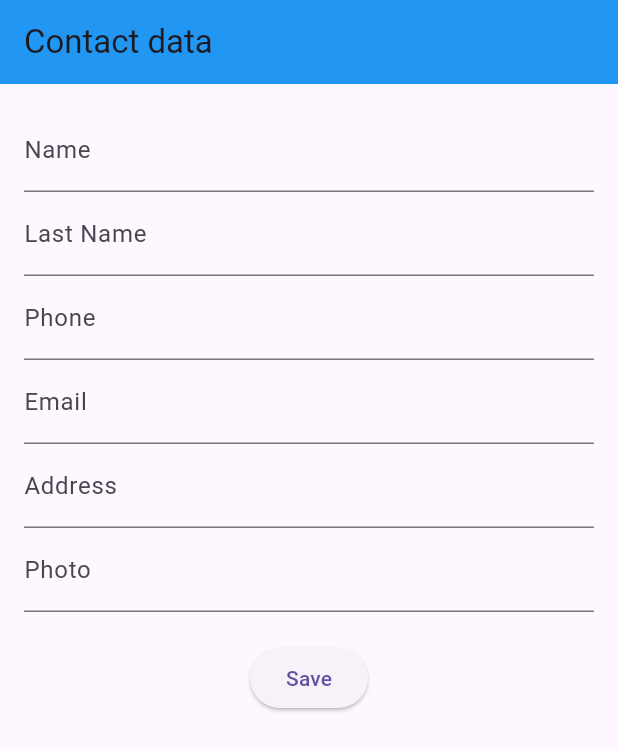
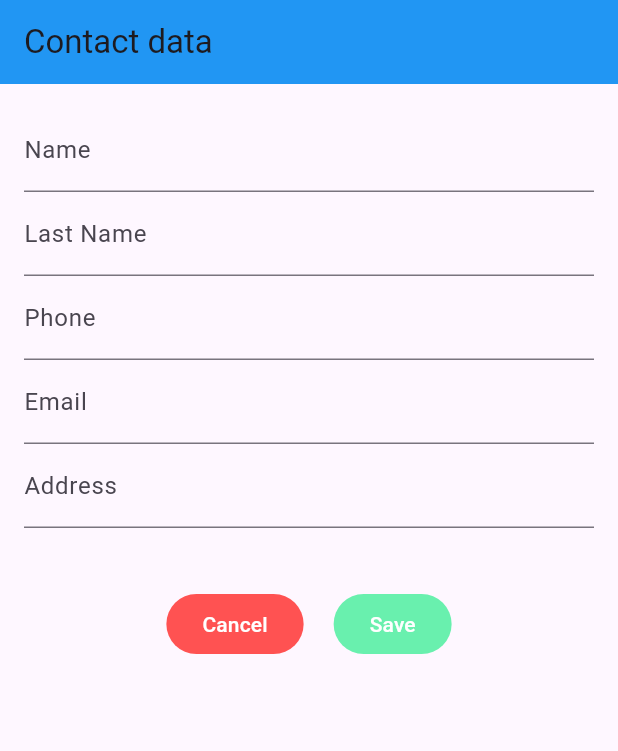
Before and after one commit to pablovilchez/42-ft_hangouts, a Flutter app: the ContactFormPage screen opened by its route, on a phone screen of 412 x 824 dp. Shown: the top 751 px of the screen. Run offline on Flutter 3.47's test engine with Material 3 defaults, Android fonts, the phone set to English and light mode, and no system bars; our stand-ins replace bloc, flutter_bloc, flutter_colorpicker, get_it, go_router, shared_preferences and 1 more; accounts and stored records are empty.

```diff
--- a/assets/localization/en.json
+++ b/assets/localization/en.json
@@ -7,7 +7,6 @@
   "contact_phone": "Phone",
   "contact_email": "Email",
   "contact_address": "Address",
-  "contact_photo": "Photo",
   "settings_page_title": "Settings",
   "settings_dark_mode": "Dark mode",
   "settings_primary_color": "Primary color",
@@ -21,6 +20,7 @@
   "contact_updated": "Contact updated",
   "text_save": "Save",
   "text_cancel": "Cancel",
+  "text_back": "Back",
   "action_view": "View",
   "action_call": "Call",
   "action_send_message": "Send message",
--- a/assets/localization/es.json
+++ b/assets/localization/es.json
@@ -7,7 +7,6 @@
   "contact_phone": "Teléfono",
   "contact_email": "Correo electrónico",
   "contact_address": "Dirección",
-  "contact_photo": "Foto",
   "settings_page_title": "Preferencias",
   "settings_dark_mode": "Modo oscuro",
   "settings_primary_color": "Color primario",
@@ -21,6 +20,7 @@
   "contact_updated": "Contacto actualizado",
   "text_save": "Guardar",
   "text_cancel": "Cancelar",
+  "text_back": "Volver",
   "action_view": "Ver",
   "action_call": "Llamar",
   "action_send_message": "Enviar mensaje",
--- a/lib/features/contacts/data/models/contact_model.dart
+++ b/lib/features/contacts/data/models/contact_model.dart
@@ -8,7 +8,6 @@ class ContactModel extends Contact {
     required super.phone,
     required super.email,
     required super.address,
-    required super.photo,
   });
 
   factory ContactModel.fromMap(Map<String, dynamic> map) {
@@ -19,7 +18,6 @@ class ContactModel extends Contact {
       phone: map['phone'],
       email: map['email'],
       address: map['address'],
-      photo: map['photo'],
     );
   }
 
@@ -31,7 +29,6 @@ class ContactModel extends Contact {
       phone: contact.phone,
       email: contact.email,
       address: contact.address,
-      photo: contact.photo,
     );
   }
 
@@ -43,7 +40,7 @@ class ContactModel extends Contact {
       'phone': phone,
       'email': email,
       'address': address,
-      'photo': photo,
+      'photo': '',
     };
   }
 
@@ -55,7 +52,6 @@ class ContactModel extends Contact {
       phone: phone,
       email: email,
       address: address,
-      photo: photo,
     );
   }
 }
--- a/lib/features/contacts/domain/entities/contact.dart
+++ b/lib/features/contacts/domain/entities/contact.dart
@@ -5,7 +5,6 @@ class Contact {
   final String phone;
   final String email;
   final String address;
-  final String photo;
 
   Contact({
     this.id,
@@ -14,6 +13,5 @@ class Contact {
     required this.phone,
     required this.email,
     required this.address,
-    required this.photo,
   });
 }
--- a/lib/features/contacts/presentation/bloc/contact_event.dart
+++ b/lib/features/contacts/presentation/bloc/contact_event.dart
@@ -24,3 +24,9 @@ final class UpdateContact extends ContactEvent {
 
   UpdateContact(this.contact);
 }
+
+final class SelectContactImage extends ContactEvent {
+  final String userId;
+
+  SelectContactImage(this.userId);
+}
--- a/lib/features/contacts/presentation/pages/contact_form_page.dart
+++ b/lib/features/contacts/presentation/pages/contact_form_page.dart
@@ -1,3 +1,5 @@
+import 'dart:io';
+
 import 'package:flutter/material.dart';
 import 'package:flutter_bloc/flutter_bloc.dart';
 import 'package:ft_hangouts/core/localization/app_localizations.dart';
@@ -20,7 +22,6 @@ class _ContactFormPageState extends State<ContactFormPage> {
   final _phoneController = TextEditingController();
   final _emailController = TextEditingController();
   final _addressController = TextEditingController();
-  final _photoController = TextEditingController();
 
   @override
   void dispose() {
@@ -29,7 +30,6 @@ class _ContactFormPageState extends State<ContactFormPage> {
     _phoneController.dispose();
     _emailController.dispose();
     _addressController.dispose();
-    _photoController.dispose();
     super.dispose();
   }
 
@@ -43,19 +43,18 @@ class _ContactFormPageState extends State<ContactFormPage> {
       _phoneController.text = widget.contact!.phone;
       _emailController.text = widget.contact!.email;
       _addressController.text = widget.contact!.address;
-      _photoController.text = widget.contact!.photo;
     }
   }
 
   void _submitForm() {
     if (_formKey.currentState!.validate()) {
       final updatedContact = Contact(
+        id: widget.contact?.id,
         name: _nameController.text,
         lastName: _lastNameController.text,
         phone: _phoneController.text,
         email: _emailController.text,
         address: _addressController.text,
-        photo: _photoController.text,
       );
 
       if (widget.contact == null) {
@@ -94,6 +93,7 @@ class _ContactFormPageState extends State<ContactFormPage> {
             children: [
               TextFormField(
                 controller: _nameController,
+                textCapitalization: TextCapitalization.words,
                 decoration: InputDecoration(
                     labelText:
                         AppLocalizations.of(context).translate('contact_name')),
@@ -107,12 +107,14 @@ class _ContactFormPageState extends State<ContactFormPage> {
               ),
               TextFormField(
                 controller: _lastNameController,
+                textCapitalization: TextCapitalization.words,
                 decoration: InputDecoration(
                     labelText: AppLocalizations.of(context)
                         .translate('contact_last_name')),
               ),
               TextFormField(
                 controller: _phoneController,
+                keyboardType: TextInputType.phone,
                 decoration: InputDecoration(
                     labelText: AppLocalizations.of(context)
                         .translate('contact_phone')),
@@ -126,6 +128,7 @@ class _ContactFormPageState extends State<ContactFormPage> {
               ),
               TextFormField(
                 controller: _emailController,
+                keyboardType: TextInputType.emailAddress,
                 decoration: InputDecoration(
                     labelText: AppLocalizations.of(context)
                         .translate('contact_email')),
@@ -136,17 +139,30 @@ class _ContactFormPageState extends State<ContactFormPage> {
                     labelText: AppLocalizations.of(context)
                         .translate('contact_address')),
               ),
-              TextFormField(
-                controller: _photoController,
-                decoration: InputDecoration(
-                    labelText: AppLocalizations.of(context)
-                        .translate('contact_photo')),
-              ),
-              const SizedBox(height: 20),
-              ElevatedButton(
-                onPressed: _submitForm,
-                child:
-                    Text(AppLocalizations.of(context).translate('text_save')),
+              const SizedBox(height: 40),
+              Row(
+                mainAxisAlignment: MainAxisAlignment.center,
+                children: [
+                  FilledButton(
+                    style: ButtonStyle(
+                      backgroundColor:
+                          WidgetStateProperty.all(Colors.redAccent),
+                    ),
+                    onPressed: Navigator.of(context).pop,
+                    child: Text(
+                        AppLocalizations.of(context).translate('text_cancel')),
+                  ),
+                  const SizedBox(width: 20),
+                  FilledButton(
+                    style: ButtonStyle(
+                      backgroundColor:
+                          WidgetStateProperty.all(Colors.greenAccent),
+                    ),
+                    onPressed: _submitForm,
+                    child: Text(
+                        AppLocalizations.of(context).translate('text_save')),
+                  ),
+                ],
               ),
             ],
           ),
--- a/lib/features/settings/presentation/pages/settings_page.dart
+++ b/lib/features/settings/presentation/pages/settings_page.dart
@@ -29,6 +29,10 @@ class SettingsPage extends StatelessWidget {
                     title: Text(AppLocalizations.of(context)
                         .translate('settings_dark_mode')),
                     value: state.settings.isDarkMode,
+                    activeColor: state.settings.primaryColor,
+                    inactiveThumbColor: state.settings.primaryColor,
+                    trackOutlineColor: WidgetStateProperty.all(
+                        state.settings.primaryColor.withOpacity(0.5)),
                     onChanged: (bool value) {
                       context.read<SettingsBloc>().add(DarkModeChanged());
                     },
--- a/pubspec.yaml
+++ b/pubspec.yaml
@@ -16,9 +16,6 @@ dependencies:
     sdk: flutter
   get_it: ^8.0.2
   go_router: ^14.6.2
-  image: ^4.5.0
-  image_picker: ^1.1.2
-  provider: ^6.1.2
   shared_preferences: ^2.3.3
   sqflite: ^2.4.1
 
```
Also changed, not shown: lib/features/contacts/presentation/pages/contact_list_page.dart (+93 -8 lines), pubspec.lock, 6 other files.
